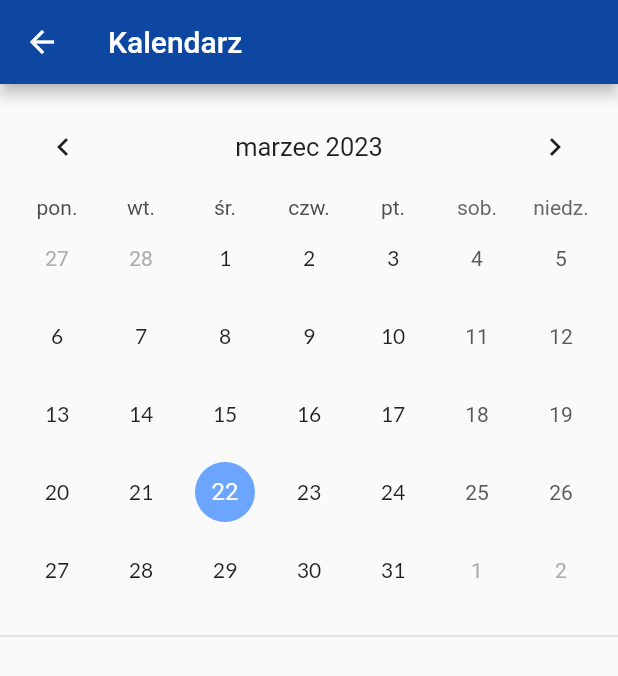
After one commit to piotrpeczkowski/sw_planner, a Flutter app: the CalendarPageBody screen opened directly, on a phone screen of 412 x 824 dp. The commit adds this screen. Shown: the top 676 px of the screen. Run offline on Flutter 3.47's test engine with Material 2 defaults, Android fonts, the phone set to English and light mode, and no system bars; drawn by our look-alikes of table_calendar; our stand-ins replace google_fonts; network calls fail; Roboto replaces fonts that are missing (Kanit).

Commit message:
Add TableCalendar to app

```diff
--- /dev/null
+++ b/lib/features/calendar_page/pages/calendar_page.dart
@@ -0,0 +1,62 @@
+import 'package:flutter/material.dart';
+import 'package:google_fonts/google_fonts.dart';
+import 'package:table_calendar/table_calendar.dart';
+
+class CalendarPage extends StatelessWidget {
+  const CalendarPage({super.key});
+
+  @override
+  Widget build(BuildContext context) {
+    return const CalendarPageBody();
+  }
+}
+
+class CalendarPageBody extends StatelessWidget {
+  const CalendarPageBody({
+    super.key,
+  });
+
+  @override
+  Widget build(BuildContext context) {
+    return Scaffold(
+      appBar: AppBar(
+        title: Text('Kalendarz', style: GoogleFonts.kanit()),
+        actions: const [
+          // IconButton(
+          //   onPressed: onSave,
+          //   tooltip: 'Zapisz',
+          //   icon: const Icon(Icons.done),
+          // ),
+        ],
+      ),
+      body: Column(
+        mainAxisAlignment: MainAxisAlignment.start,
+        children: [
+          Padding(
+            padding: const EdgeInsets.all(10.0),
+            child: TableCalendar(
+              locale: 'pl_PL',
+              firstDay: DateTime.utc(2021, 01, 01),
+              lastDay: DateTime.utc(2030, 12, 31),
+              focusedDay: DateTime.utc(2023, 03, 23),
+              currentDay: DateTime.now(),
+              startingDayOfWeek: StartingDayOfWeek.monday,
+              headerStyle: const HeaderStyle(
+                titleCentered: true,
+                formatButtonVisible: false,
+              ),
+              calendarStyle: CalendarStyle(
+                defaultTextStyle: GoogleFonts.lato(),
+                todayDecoration: const BoxDecoration(
+                  color: Color.fromARGB(220, 84, 152, 255),
+                  shape: BoxShape.circle,
+                ),
+              ),
+            ),
+          ),
+          const Divider(thickness: 1),
+        ],
+      ),
+    );
+  }
+}
--- a/lib/features/widgets/custom_drawer.dart
+++ b/lib/features/widgets/custom_drawer.dart
@@ -1,5 +1,6 @@
 import 'package:flutter/material.dart';
 import 'package:google_fonts/google_fonts.dart';
+import 'package:sw_planner/features/calendar_page/pages/calendar_page.dart';
 import 'package:sw_planner/features/notes_page/pages/notes.dart';
 import 'package:sw_planner/features/tasks_page/pages/tasks.dart';
 import 'package:sw_planner/features/user_profile/pages/profile_page.dart';
@@ -48,7 +49,13 @@ class CustomDrawer extends StatelessWidget {
         // Third navigator
         thirdNavIcon: const Icon(Icons.calendar_month),
         thirdNavTitle: 'Kalendarz',
-        thirdNavLink: () {},
+        thirdNavLink: () {
+          Navigator.of(context).push(
+            MaterialPageRoute(
+              builder: (context) => const CalendarPage(),
+            ),
+          );
+        },
         // Settings navigator
         settingsNavIcon: const Icon(Icons.settings),
         settingsNavTitle: 'Ustawienia',
--- a/pubspec.yaml
+++ b/pubspec.yaml
@@ -39,6 +39,7 @@ dependencies:
   intl: ^0.17.0
   flutter_localizations:
     sdk: flutter
+  table_calendar: ^3.0.8
 
 dev_dependencies:
   flutter_test:
```
Also changed, not shown: pubspec.lock.
